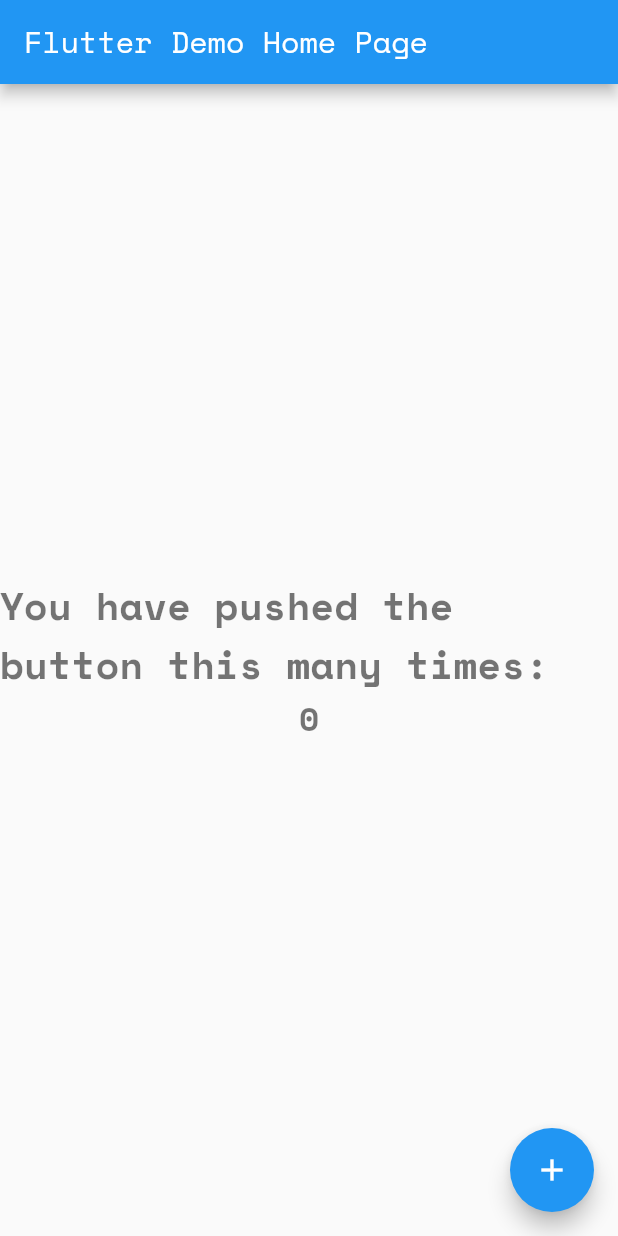
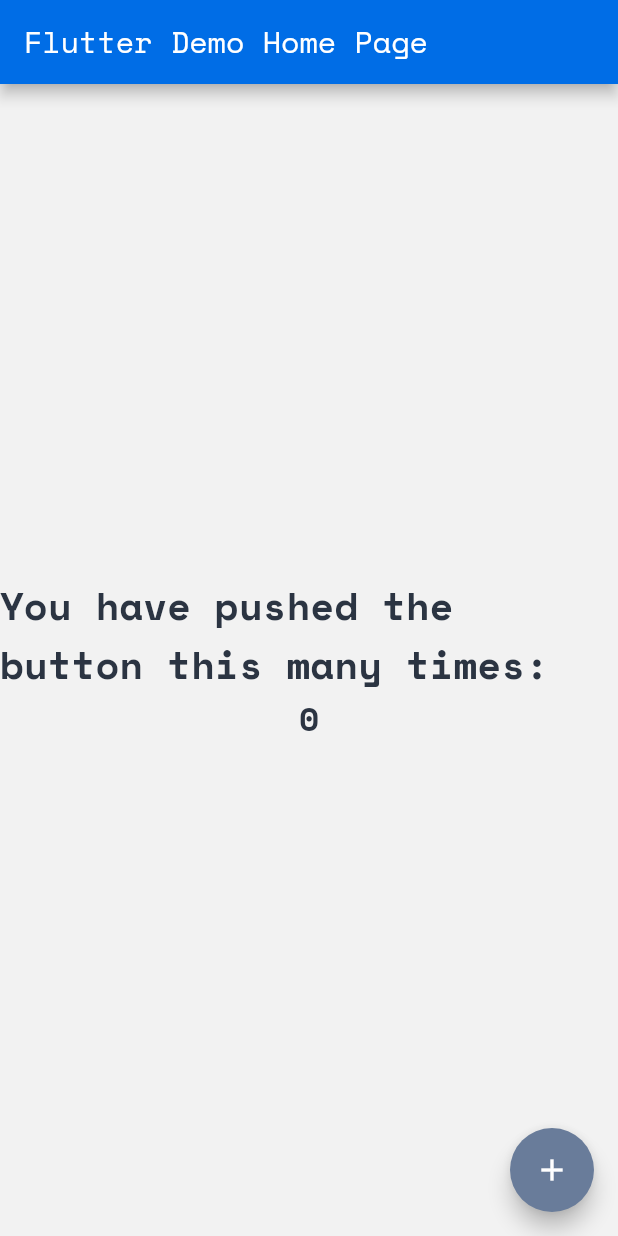
Before and after one commit to danutDiac/flutter-challenge, a Flutter app: the screen it shows after launch, on a phone screen of 412 x 824 dp. Run offline on Flutter 3.47's test engine with Material 2 defaults, Android fonts, the phone set to English and light mode, and no system bars.

Commit message:
Set color scheme

```diff
--- a/lib/main.dart
+++ b/lib/main.dart
@@ -1,4 +1,7 @@
 import 'package:flutter/material.dart';
+import 'package:flutter_challenge/palette.dart';
+
+import 'colorCodes.dart' as color_constants;
 
 void main() {
   runApp(const MyApp());
@@ -13,17 +16,35 @@ class MyApp extends StatelessWidget {
     return MaterialApp(
       title: 'Flutter Demo',
       theme: ThemeData(
-          primarySwatch: Colors.blue,
+          primarySwatch: Palette.kToDark,
+          colorScheme: ColorScheme.fromSwatch().copyWith(
+            primary: color_constants.primaryColor,
+            secondary: color_constants.secondaryColor,
+            tertiary: color_constants.tertiaryColor,
+          ),
+          scaffoldBackgroundColor: const Color(0xffF2F2F2),
           fontFamily: 'SpaceMono',
           textTheme: const TextTheme(
-              headline1: TextStyle(fontSize: 26.0, fontWeight: FontWeight.bold),
-              headline2: TextStyle(fontSize: 22.0, fontWeight: FontWeight.bold),
-              headline3:
-                  TextStyle(fontSize: 16.0, fontWeight: FontWeight.normal),
-              headline4:
-                  TextStyle(fontSize: 13.0, fontWeight: FontWeight.normal),
-              bodyText1:
-                  TextStyle(fontSize: 15.0, fontWeight: FontWeight.normal))),
+              headline1: TextStyle(
+                  fontSize: 26.0,
+                  fontWeight: FontWeight.bold,
+                  color: color_constants.neutral01Color),
+              headline2: TextStyle(
+                  fontSize: 22.0,
+                  fontWeight: FontWeight.bold,
+                  color: color_constants.neutral01Color),
+              headline3: TextStyle(
+                  fontSize: 16.0,
+                  fontWeight: FontWeight.normal,
+                  color: color_constants.primaryColor),
+              headline4: TextStyle(
+                  fontSize: 13.0,
+                  fontWeight: FontWeight.normal,
+                  color: color_constants.tertiaryColor),
+              bodyText1: TextStyle(
+                  fontSize: 15.0,
+                  fontWeight: FontWeight.normal,
+                  color: color_constants.neutral01Color))),
       home: const MyHomePage(title: 'Flutter Demo Home Page'),
     );
   }
```
